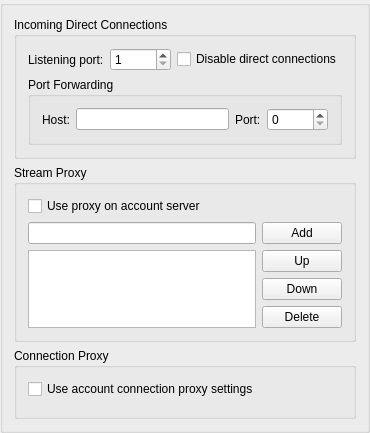
vacuum-im/vacuum-im, file branches/dev_options/src/plugins/socksstreams/socksoptions.ui: the form before one commit.
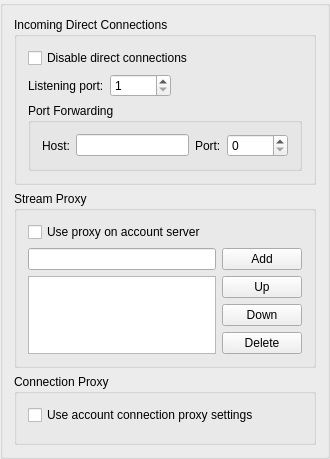
The form after the commit.

The edit to the form file:
```diff
--- a/branches/dev_options/src/plugins/socksstreams/socksoptions.ui
+++ b/branches/dev_options/src/plugins/socksstreams/socksoptions.ui
@@ -6,8 +6,8 @@
    <rect>
     <x>0</x>
     <y>0</y>
-    <width>328</width>
-    <height>404</height>
+    <width>330</width>
+    <height>429</height>
    </rect>
   </property>
   <layout class="QVBoxLayout" name="verticalLayout_4">
@@ -23,6 +23,19 @@
          <string>Incoming Direct Connections</string>
         </property>
         <layout class="QVBoxLayout" name="verticalLayout_6">
+         <item>
+          <widget class="QCheckBox" name="chbDisableDirectConnect">
+           <property name="sizePolicy">
+            <sizepolicy hsizetype="MinimumExpanding" vsizetype="Fixed">
+             <horstretch>0</horstretch>
+             <verstretch>0</verstretch>
+            </sizepolicy>
+           </property>
+           <property name="text">
+            <string>Disable direct connections</string>
+           </property>
+          </widget>
+         </item>
          <item>
           <layout class="QHBoxLayout" name="horizontalLayout">
            <item>
@@ -46,17 +59,17 @@
             </widget>
            </item>
            <item>
-            <widget class="QCheckBox" name="chbDisableDirectConnect">
-             <property name="sizePolicy">
-              <sizepolicy hsizetype="MinimumExpanding" vsizetype="Fixed">
-               <horstretch>0</horstretch>
-               <verstretch>0</verstretch>
-              </sizepolicy>
+            <spacer name="horizontalSpacer">
+             <property name="orientation">
+              <enum>Qt::Horizontal</enum>
              </property>
-             <property name="text">
-              <string>Disable direct connections</string>
+             <property name="sizeHint" stdset="0">
+              <size>
+               <width>40</width>
+               <height>20</height>
+              </size>
              </property>
-            </widget>
+            </spacer>
            </item>
           </layout>
          </item>
```
Left out of the diff: 1 changed line with no effect on the pictures.
